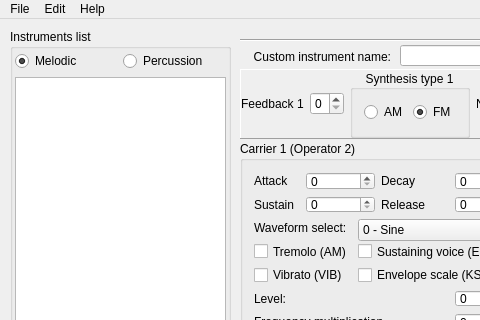
This is src/bank_editor.ui in Wohlstand/OPL3BankEditor as Qt 5 draws it before an edit; both pictures show x 0 to 480 and y 0 to 320 of the 970 by 776 pixel window. The edited form follows.
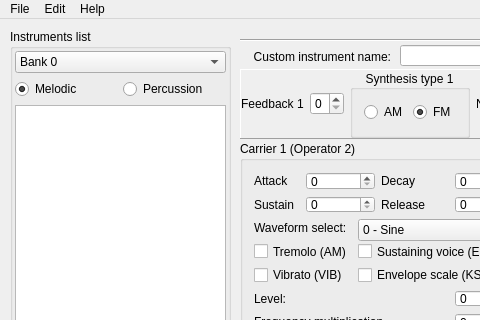
This is the edited form. Icons and pictures are not drawn. Custom widgets are drawn as their Qt base class.

Commit message: Added support for 128-instruments bank division

```diff
--- a/src/bank_editor.ui
+++ b/src/bank_editor.ui
@@ -55,7 +55,7 @@
      <property name="bottomMargin">
       <number>2</number>
      </property>
-     <item row="0" column="0">
+     <item row="1" column="0">
       <widget class="QRadioButton" name="melodic">
        <property name="text">
         <string>Melodic</string>
@@ -65,20 +65,29 @@
        </property>
       </widget>
      </item>
-     <item row="0" column="1">
+     <item row="1" column="1">
       <widget class="QRadioButton" name="percussion">
        <property name="text">
         <string>Percussion</string>
        </property>
       </widget>
      </item>
-     <item row="1" column="0" colspan="2">
+     <item row="2" column="0" colspan="2">
       <widget class="QListWidget" name="instruments">
        <property name="focusPolicy">
         <enum>Qt::NoFocus</enum>
        </property>
       </widget>
      </item>
+     <item row="0" column="0" colspan="2">
+      <widget class="QComboBox" name="bank_no">
+       <item>
+        <property name="text">
+         <string>Bank 0</string>
+        </property>
+       </item>
+      </widget>
+     </item>
     </layout>
    </widget>
    <widget class="QLabel" name="curInsInfo">
```
Left out of the diff: 51 changed lines with no effect on the pictures. The commit also changes 5 other files.
